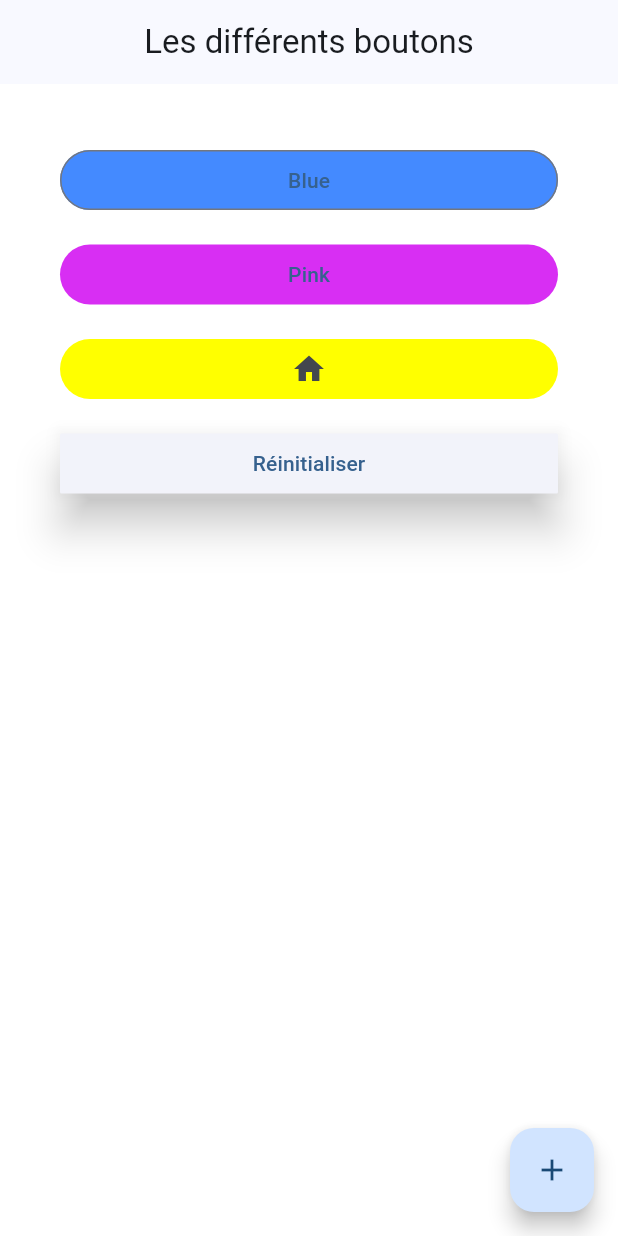
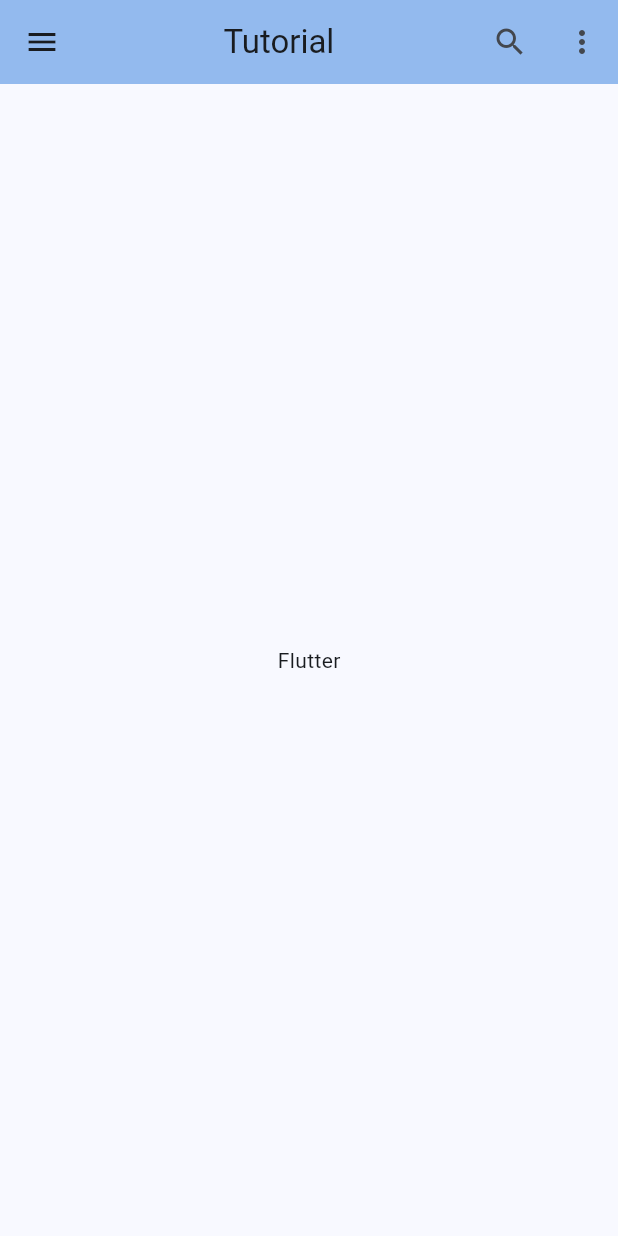
Before and after one commit to AnaisP974/flutter_tutorial, a Flutter app: the screen it shows after launch, on a phone screen of 412 x 824 dp. Run offline on Flutter 3.47's test engine with Material 3 defaults, Android fonts, the light colour scheme and no system bars.

Commit message:
Step8: AppBar()

```diff
--- a/lib/main.dart
+++ b/lib/main.dart
@@ -1,17 +1,10 @@
 import 'package:flutter/material.dart';
 
 void main() {
-  // Entry point of the application
   runApp(
     MaterialApp(
-      // Personnalisation du theme de la page
-      theme: ThemeData(
-        colorSchemeSeed: Colors.blue,
-        scaffoldBackgroundColor: Colors.white,
-      ),
-      // Retrait de la bannière "Debug"
+      theme: ThemeData(colorSchemeSeed: const Color.fromARGB(255, 13, 99, 169)),
       debugShowCheckedModeBanner: false,
-      // Lancement de la HomePage
       home: const HomePage(),
     ),
   );
@@ -27,74 +20,20 @@
 }
 
 class HomePageState extends State<HomePage> {
-  Color bg = Colors.white;
-
   @override
   Widget build(BuildContext context) {
     return Scaffold(
-      backgroundColor: bg,
-      appBar: AppBar(title: Center(child: Text("Les différents boutons"))),
-      body: ListView(
-        padding: const EdgeInsets.all(40),
-        children: [
-          OutlinedButton(
-            onPressed: () {
-              setState(() {
-                bg = Colors.blue;
-              });
-            },
-            style: OutlinedButton.styleFrom(backgroundColor: Colors.blueAccent),
-            child: const Text("Blue"),
-          ),
-          const SizedBox(height: 15),
-          TextButton(
-            onPressed: () {
-              setState(() {
-                bg = const Color.fromARGB(148, 194, 33, 243);
-              });
-            },
-            // Pour mettre du style sur le bouton
-            style: TextButton.styleFrom(
-              backgroundColor: const Color.fromARGB(255, 216, 46, 243),
-            ),
-            child: const Text("Pink"),
-          ),
-          const SizedBox(height: 15),
-          IconButton(
-            onPressed: () {
-              setState(() {
-                bg = const Color.fromARGB(147, 243, 236, 33);
-              });
-            },
-            style: IconButton.styleFrom(backgroundColor: Colors.yellowAccent),
-            icon: Icon(Icons.home),
-          ),
-          const SizedBox(height: 15),
-          ElevatedButton(
-            onPressed: () {
-              setState(() {
-                bg = Colors.white;
-              });
-            },
-            // Pour mettre du style sur le bouton
-            style: ElevatedButton.styleFrom(
-              shape: RoundedRectangleBorder(
-                borderRadius: BorderRadiusGeometry.circular(1),
-              ),
-              elevation: 12,
-            ),
-            child: Text("Réinitialiser"),
-          ),
+      appBar: AppBar(
+        backgroundColor: Theme.of(context).colorScheme.inversePrimary, // Changer la couleur en restant dans le même théme couleur déjà prédéfini
+        leading: Icon(Icons.menu),
+        title: Center(child: Text("Tutorial")),
+        elevation: 14.0,
+        actions: [
+          IconButton(onPressed: () {}, icon: Icon(Icons.search)),
+          IconButton(onPressed: () {}, icon: Icon(Icons.more_vert)),
         ],
       ),
-      floatingActionButton: FloatingActionButton(
-        onPressed: () {
-          setState(() {
-            bg = const Color.fromARGB(146, 54, 243, 33);
-          });
-        },
-        child: const Icon(Icons.add),
-      ),
+      body: Center(child: Text("Flutter")),
     );
   }
 }
```
